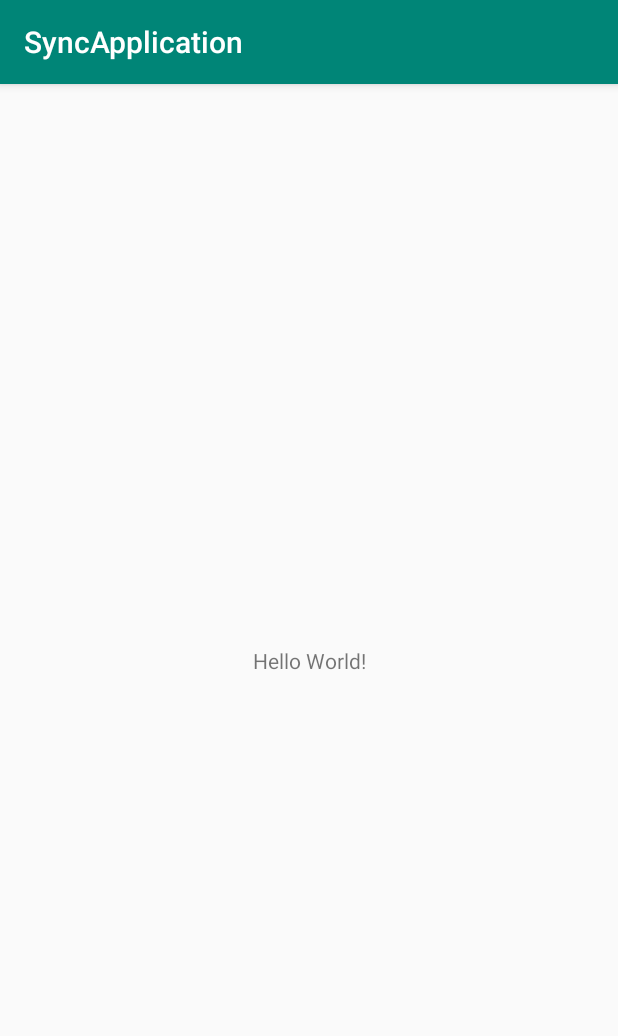
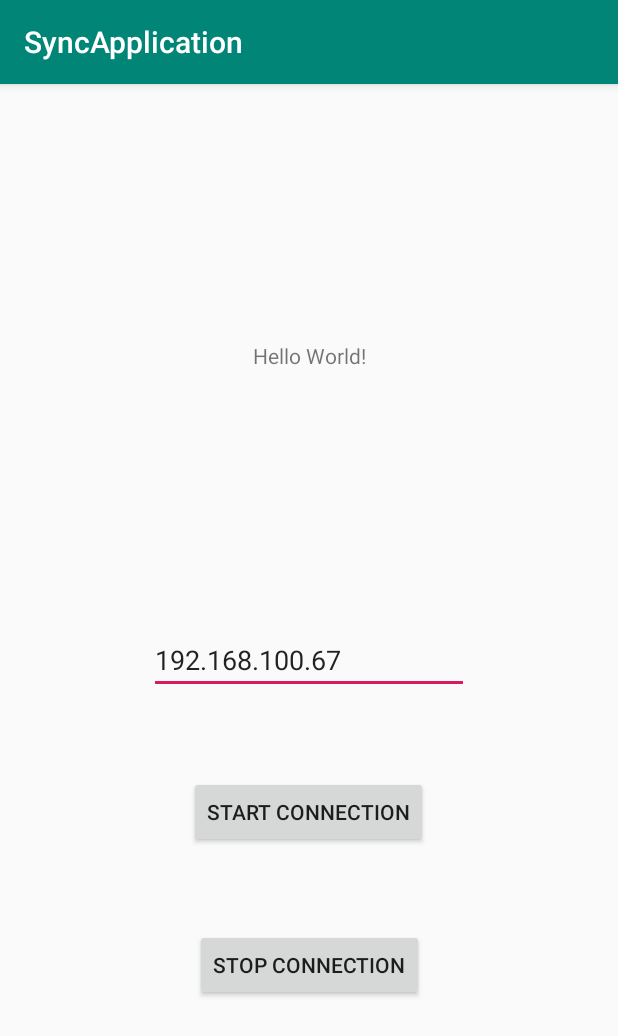
Before and after one commit to spogy10/SyncApplication, an Android app: the screen it shows after launch (MainActivity), on a phone screen of 412 x 824 dp. Shown: the top 1036 px of the screen. Run offline under Robolectric (Android 15) with nearby library versions, the phone set to English and light mode, and no system bars.

Commit message:
added start and stop server button and functionality

```diff
--- a/app/src/main/java/poliv/jr/com/syncapplication/MainActivity.java
+++ b/app/src/main/java/poliv/jr/com/syncapplication/MainActivity.java
@@ -8,25 +8,67 @@ import androidx.core.content.ContextCompat;
 import android.Manifest;
 import android.content.pm.PackageManager;
 import android.os.Bundle;
+import android.view.View;
+import android.widget.Button;
+import android.widget.EditText;
 
-import library.sharedpackage.manager.ItemManager;
+import poliv.jr.com.syncapplication.manager.ClientRemoteItemManager;
 import poliv.jr.com.syncapplication.manager.FileManager;
 import poliv.jr.com.syncapplication.utility.Utility;
 
-public class MainActivity extends AppCompatActivity { //todo: include refresh server button, allow user to change server ip address
+
+
+public class MainActivity extends AppCompatActivity {
     private static final int MY_PERMISSIONS_REQUEST_WRITE_EXTERNAL_STORAGE = 5;
-    private static ItemManager fileManager;
+    private static ClientRemoteItemManager fileManager;
+
+    private EditText etIpAddress;
+
+    private Button btStartServer, btStopServer;
 
     @Override
     protected void onCreate(Bundle savedInstanceState) {
         super.onCreate(savedInstanceState);
         setContentView(R.layout.activity_main);
+
         onStartUp();
+
+        etIpAddress = findViewById(R.id.ipAddress);
+
+        etIpAddress.setText(Utility.getHOST());
+
+        btStartServer = findViewById(R.id.startServer);
+
+        btStopServer = findViewById(R.id.stopServer);
+
+        btStartServer.setOnClickListener(new View.OnClickListener() {
+            @Override
+            public void onClick(View view) {
+                startServer(etIpAddress.getText().toString());
+            }
+        });
+
+        btStopServer.setOnClickListener(new View.OnClickListener() {
+            @Override
+            public void onClick(View view) {
+                stopServer();
+            }
+        });
     }
 
     private void onStartUp(){
         checkForWritePermission();
+        //fileManager = FileManager.getInstance(Utility.getFolderPath());
+    }
+
+    private void startServer(String host){
+        Utility.setHost(host);
         fileManager = FileManager.getInstance(Utility.getFolderPath());
+    }
+
+    private void stopServer(){
+        if(fileManager != null)
+            fileManager.stopServer();
     }
 
     private void checkForWritePermission(){
--- a/app/src/main/java/poliv/jr/com/syncapplication/manager/ClientRemoteItemManager.java
+++ b/app/src/main/java/poliv/jr/com/syncapplication/manager/ClientRemoteItemManager.java
@@ -4,4 +4,6 @@ import library.sharedpackage.manager.ItemManager;
 
 public interface ClientRemoteItemManager extends ItemManager {
     void restartServer();
+
+    void stopServer();
 }
--- a/app/src/main/java/poliv/jr/com/syncapplication/server/RequestHandlerInterface.java
+++ b/app/src/main/java/poliv/jr/com/syncapplication/server/RequestHandlerInterface.java
@@ -2,4 +2,6 @@ package poliv.jr.com.syncapplication.server;
 
 public interface RequestHandlerInterface {
     void restartServer();
+
+    void stopServer();
 }
--- a/app/src/main/java/poliv/jr/com/syncapplication/utility/Utility.java
+++ b/app/src/main/java/poliv/jr/com/syncapplication/utility/Utility.java
@@ -13,7 +13,7 @@ public class Utility {
 
     private static final String LOG_TAG = "SyncAppLogger";
 
-    private static final String HOST = "192.168.100.68";
+    private static String HOST = "192.168.100.67";
     private static final int PORT = 4000;
 
     /* Checks if external storage is available for read and write */
@@ -36,6 +36,10 @@ public class Utility {
 
     public static String getHOST() {
         return HOST;
+    }
+
+    public static void setHost(String host){
+        HOST = host;
     }
 
     public static int getPORT() {
--- a/app/src/main/res/layout/activity_main.xml
+++ b/app/src/main/res/layout/activity_main.xml
@@ -7,12 +7,47 @@
     tools:context=".MainActivity">
 
     <TextView
+        android:id="@+id/textView"
         android:layout_width="wrap_content"
-        android:layout_height="wrap_content"
+        android:layout_height="19dp"
         android:text="Hello World!"
-        app:layout_constraintBottom_toBottomOf="parent"
+        app:layout_constraintBottom_toTopOf="@+id/ipAddress"
         app:layout_constraintLeft_toLeftOf="parent"
         app:layout_constraintRight_toRightOf="parent"
         app:layout_constraintTop_toTopOf="parent" />
 
+    <EditText
+        android:id="@+id/ipAddress"
+        android:layout_width="wrap_content"
+        android:layout_height="wrap_content"
+        android:ems="10"
+        android:inputType="textPersonName"
+        android:text=""
+        app:layout_constraintBottom_toBottomOf="parent"
+        app:layout_constraintEnd_toEndOf="parent"
+        app:layout_constraintStart_toStartOf="parent"
+        app:layout_constraintTop_toTopOf="parent" />
+
+    <Button
+        android:id="@+id/startServer"
+        android:layout_width="wrap_content"
+        android:layout_height="wrap_content"
+        android:text="@string/start_connection"
+        app:layout_constraintBottom_toTopOf="@+id/stopServer"
+        app:layout_constraintEnd_toEndOf="parent"
+        app:layout_constraintHorizontal_bias="0.498"
+        app:layout_constraintStart_toStartOf="parent"
+        app:layout_constraintTop_toBottomOf="@+id/ipAddress" />
+
+    <Button
+        android:id="@+id/stopServer"
+        android:layout_width="wrap_content"
+        android:layout_height="wrap_content"
+        android:text="@string/stop_connection"
+        app:layout_constraintBottom_toBottomOf="parent"
+        app:layout_constraintEnd_toEndOf="parent"
+        app:layout_constraintStart_toStartOf="parent"
+        app:layout_constraintTop_toBottomOf="@+id/ipAddress" />
+
+
 </androidx.constraintlayout.widget.ConstraintLayout>
--- a/app/src/main/res/values/strings.xml
+++ b/app/src/main/res/values/strings.xml
@@ -1,3 +1,5 @@
 <resources>
     <string name="app_name">SyncApplication</string>
+    <string name="start_connection">Start Connection</string>
+    <string name="stop_connection">Stop Connection</string>
 </resources>
--- a/build.gradle
+++ b/build.gradle
@@ -6,7 +6,7 @@ buildscript {
         jcenter()
     }
     dependencies {
-        classpath 'com.android.tools.build:gradle:3.4.2'
+        classpath 'com.android.tools.build:gradle:3.5.1'
 
         // NOTE: Do not place your application dependencies here; they belong
         // in the individual module build.gradle files
```
Also changed, not shown: app/src/main/java/poliv/jr/com/syncapplication/manager/FileManager.java (+7 -0 lines), app/src/main/java/poliv/jr/com/syncapplication/server/Server.java (+59 -45 lines), app/src/main/java/poliv/jr/com/syncapplication/server/ServerHandler.java (+70 -44 lines), gradle/wrapper/gradle-wrapper.properties.
